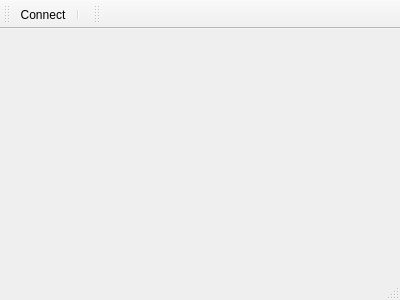
Before: the Qt Designer form Human_Gait_Analysis_System/mainwindow.ui in HoPoJung/Human_Gait_Analysis_System, drawn with Qt 5.
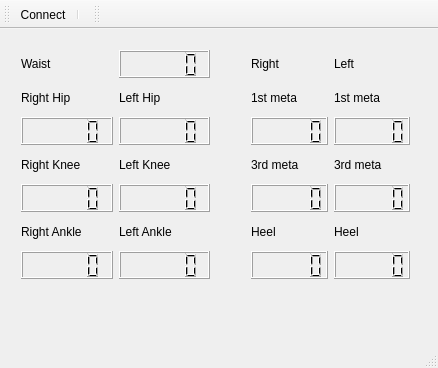
After: the same form once the commit is applied. Icons and pictures are not drawn.

Commit message: connect first IMU to the system

What changed in the file:
```diff
--- a/Human_Gait_Analysis_System/mainwindow.ui
+++ b/Human_Gait_Analysis_System/mainwindow.ui
@@ -6,14 +6,183 @@
    <rect>
     <x>0</x>
     <y>0</y>
-    <width>400</width>
-    <height>300</height>
+    <width>438</width>
+    <height>368</height>
    </rect>
   </property>
   <property name="windowTitle">
    <string>MainWindow</string>
   </property>
-  <widget class="QWidget" name="centralWidget"/>
+  <widget class="QWidget" name="centralWidget">
+   <widget class="QWidget" name="">
+    <property name="geometry">
+     <rect>
+      <x>10</x>
+      <y>10</y>
+      <width>211</width>
+      <height>251</height>
+     </rect>
+    </property>
+    <layout class="QGridLayout" name="gridLayout">
+     <item row="0" column="0">
+      <widget class="QLabel" name="label_waist">
+       <property name="text">
+        <string>Waist</string>
+       </property>
+      </widget>
+     </item>
+     <item row="0" column="1">
+      <widget class="QLCDNumber" name="lcdNumber_waist"/>
+     </item>
+     <item row="1" column="0">
+      <widget class="QLabel" name="label_rightHip">
+       <property name="text">
+        <string>Right Hip</string>
+       </property>
+      </widget>
+     </item>
+     <item row="1" column="1">
+      <widget class="QLabel" name="label_leftHip">
+       <property name="text">
+        <string>Left Hip</string>
+       </property>
+      </widget>
+     </item>
+     <item row="2" column="0">
+      <widget class="QLCDNumber" name="lcdNumber_rightHip"/>
+     </item>
+     <item row="2" column="1">
+      <widget class="QLCDNumber" name="lcdNumber_leftHip"/>
+     </item>
+     <item row="3" column="0">
+      <widget class="QLabel" name="label_rightKnee">
+       <property name="text">
+        <string>Right Knee</string>
+       </property>
+      </widget>
+     </item>
+     <item row="3" column="1">
+      <widget class="QLabel" name="label_leftKnee">
+       <property name="text">
+        <string>Left Knee</string>
+       </property>
+      </widget>
+     </item>
+     <item row="4" column="0">
+      <widget class="QLCDNumber" name="lcdNumber_rightKnee"/>
+     </item>
+     <item row="4" column="1">
+      <widget class="QLCDNumber" name="lcdNumber_leftKnee"/>
+     </item>
+     <item row="5" column="0">
+      <widget class="QLabel" name="label_rightAnkle">
+       <property name="text">
+        <string>Right Ankle</string>
+       </property>
+      </widget>
+     </item>
+     <item row="5" column="1">
+      <widget class="QLabel" name="label_leftAnkle">
+       <property name="text">
+        <string>Left Ankle</string>
+       </property>
+      </widget>
+     </item>
+     <item row="6" column="0">
+      <widget class="QLCDNumber" name="lcdNumber_rightAnkle"/>
+     </item>
+     <item row="6" column="1">
+      <widget class="QLCDNumber" name="lcdNumber_leftAnkle"/>
+     </item>
+    </layout>
+   </widget>
+   <widget class="QWidget" name="">
+    <property name="geometry">
+     <rect>
+      <x>240</x>
+      <y>10</y>
+      <width>181</width>
+      <height>251</height>
+     </rect>
+    </property>
+    <layout class="QGridLayout" name="gridLayout_2">
+     <item row="0" column="0">
+      <widget class="QLabel" name="label_rightFoot">
+       <property name="text">
+        <string>Right</string>
+       </property>
+      </widget>
+     </item>
+     <item row="0" column="1">
+      <widget class="QLabel" name="label_leftFoot">
+       <property name="text">
+        <string>Left</string>
+       </property>
+      </widget>
+     </item>
+     <item row="1" column="0">
+      <widget class="QLabel" name="label_rightFirstMeta">
+       <property name="text">
+        <string>1st meta</string>
+       </property>
+      </widget>
+     </item>
+     <item row="1" column="1">
+      <widget class="QLabel" name="label_leftFirstMeta">
+       <property name="text">
+        <string>1st meta</string>
+       </property>
+      </widget>
+     </item>
+     <item row="2" column="0">
+      <widget class="QLCDNumber" name="lcdNumber"/>
+     </item>
+     <item row="2" column="1">
+      <widget class="QLCDNumber" name="lcdNumber_2"/>
+     </item>
+     <item row="3" column="0">
+      <widget class="QLabel" name="label_rightThirdMeta">
+       <property name="text">
+        <string>3rd meta</string>
+       </property>
+      </widget>
+     </item>
+     <item row="3" column="1">
+      <widget class="QLabel" name="label_leftThirdMeta">
+       <property name="text">
+        <string>3rd meta</string>
+       </property>
+      </widget>
+     </item>
+     <item row="4" column="0">
+      <widget class="QLCDNumber" name="lcdNumber_3"/>
+     </item>
+     <item row="4" column="1">
+      <widget class="QLCDNumber" name="lcdNumber_4"/>
+     </item>
+     <item row="5" column="0">
+      <widget class="QLabel" name="label_rightHeel">
+       <property name="text">
+        <string>Heel</string>
+       </property>
+      </widget>
+     </item>
+     <item row="5" column="1">
+      <widget class="QLabel" name="label_leftHeel">
+       <property name="text">
+        <string>Heel</string>
+       </property>
+      </widget>
+     </item>
+     <item row="6" column="0">
+      <widget class="QLCDNumber" name="lcdNumber_5"/>
+     </item>
+     <item row="6" column="1">
+      <widget class="QLCDNumber" name="lcdNumber_6"/>
+     </item>
+    </layout>
+   </widget>
+  </widget>
   <widget class="QMenuBar" name="menuBar">
    <property name="geometry">
     <rect>
```
Left out of the diff: 2 changed lines with no effect on the pictures. The commit also changes 10 other files.
